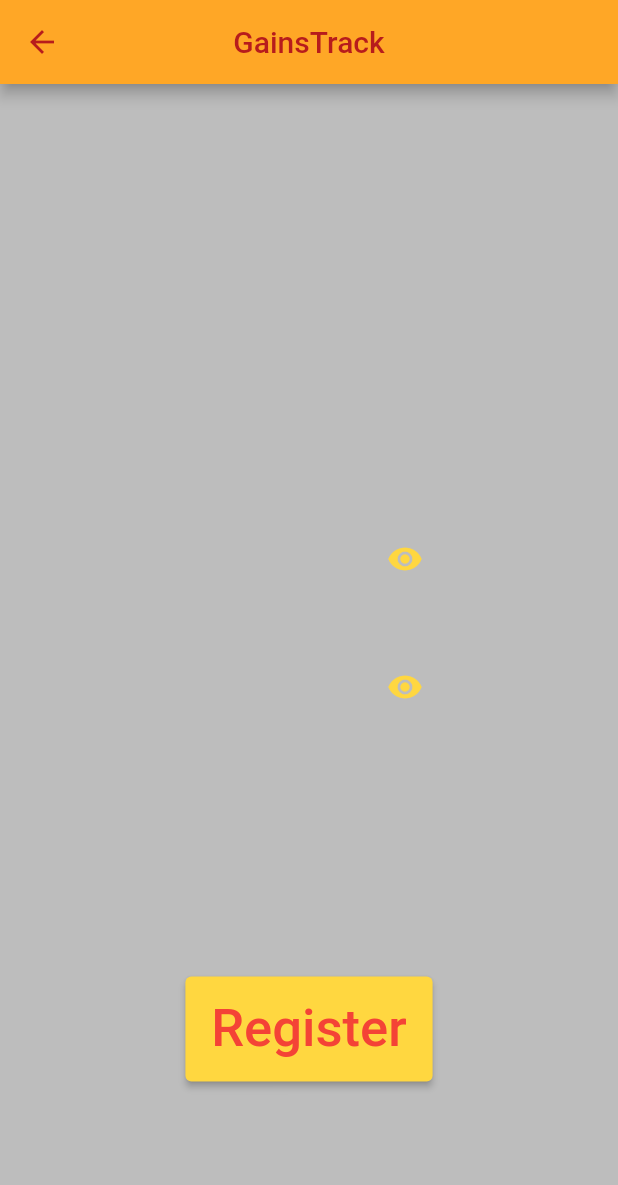
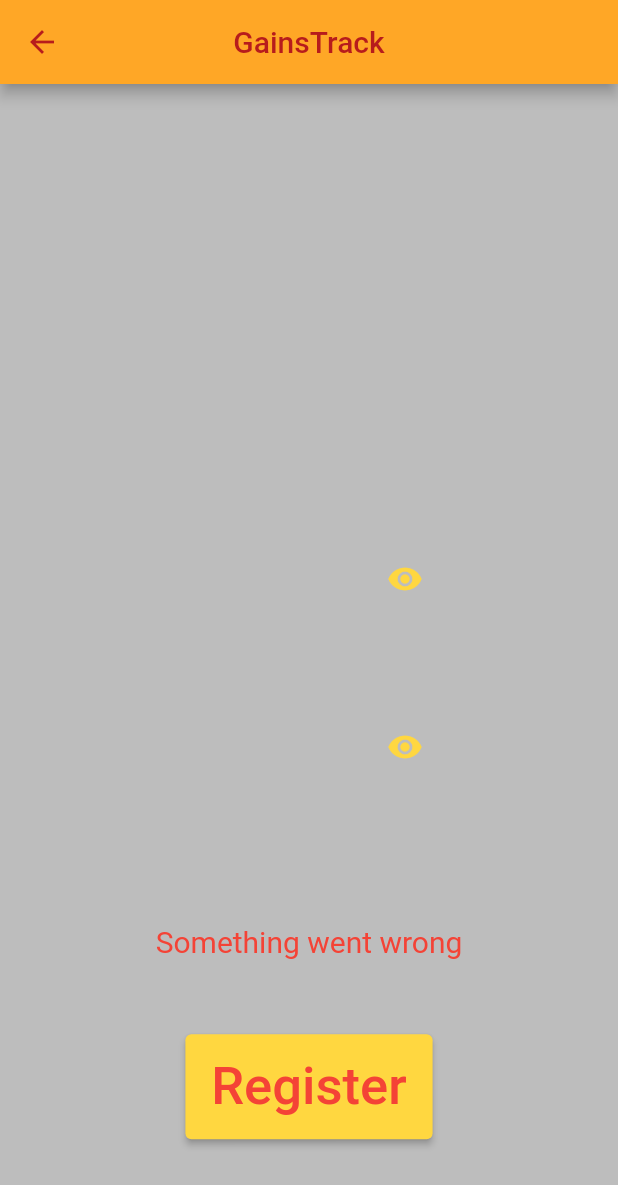
Before and after one commit to VToporan/WorkoutTracker, a Flutter app: the Register screen opened directly, after a tap on "Register", on a phone screen of 412 x 824 dp. Shown: the top 1185 px of the screen. Run offline on Flutter 3.47's test engine with Material 2 defaults, Android fonts, the phone set to English and light mode, and no system bars.

Commit message:
Adds basic validators for register

```diff
--- a/frontend/lib/login.dart
+++ b/frontend/lib/login.dart
@@ -58,9 +58,8 @@ class LoginState extends State<Login> {
       errorMessage = "Something went wrong";
     } else {
       errorMessage = "";
-      errorUser = "";
-      errorPass = "";
     }
+
     setState(() {
       inputs = [
         InputComponent(
@@ -77,6 +76,8 @@ class LoginState extends State<Login> {
         ),
       ];
     });
+    errorUser = "";
+    errorPass = "";
   }
 
   @override
--- a/frontend/lib/register.dart
+++ b/frontend/lib/register.dart
@@ -20,6 +20,9 @@ class RegisterState extends State<Register> {
   static String emailError = "";
   static String passError = "";
   static String confirmError = "";
+
+  bool isError = false;
+  String errorMessage = "";
 
   List<InputComponent> inputs = [
     InputComponent(
@@ -60,7 +63,65 @@ class RegisterState extends State<Register> {
           'password': password,
         };
 
-    print(payload());
+    if (username.isEmpty) {
+      isError = true;
+      userError = "Username can't be empty";
+    }
+
+    if (email.isEmpty) {
+      isError = true;
+      emailError = "Email can't be empty";
+    }
+
+    if (password.isEmpty) {
+      isError = true;
+      passError = "Password can't be empty";
+    }
+
+    if (confirm.isEmpty) {
+      isError = true;
+      confirmError = "Confirm password can't be empty";
+    }
+
+    if (isError) {
+      isError = false;
+      errorMessage = "Something went wrong";
+    } else {
+      errorMessage = "";
+    }
+
+    setState(() {
+      inputs = [
+        InputComponent(
+          labelText: "Username",
+          errorText: userError,
+          inputController: userController,
+          isHidden: false,
+        ),
+        InputComponent(
+          labelText: "Email",
+          errorText: emailError,
+          inputController: emailController,
+          isHidden: false,
+        ),
+        InputComponent(
+          labelText: "Password",
+          errorText: passError,
+          inputController: passwordController,
+          isHidden: true,
+        ),
+        InputComponent(
+          labelText: "Confirm password",
+          errorText: confirmError,
+          inputController: confirmController,
+          isHidden: true,
+        ),
+      ];
+    });
+    userError = "";
+    emailError = "";
+    passError = "";
+    confirm = "";
   }
 
   @override
@@ -84,7 +145,21 @@ class RegisterState extends State<Register> {
                 ),
               ),
               Padding(
-                padding: const EdgeInsets.only(top: 150),
+                padding: const EdgeInsets.only(
+                  top: 50,
+                ),
+                child: errorMessage != ""
+                    ? Text(
+                        errorMessage,
+                        style: const TextStyle(
+                          color: Colors.red,
+                          fontSize: 20,
+                        ),
+                      )
+                    : null,
+              ),
+              Padding(
+                padding: const EdgeInsets.only(top: 50),
                 child: Column(children: [
                   SizedBox(
                     height: 70,
```
